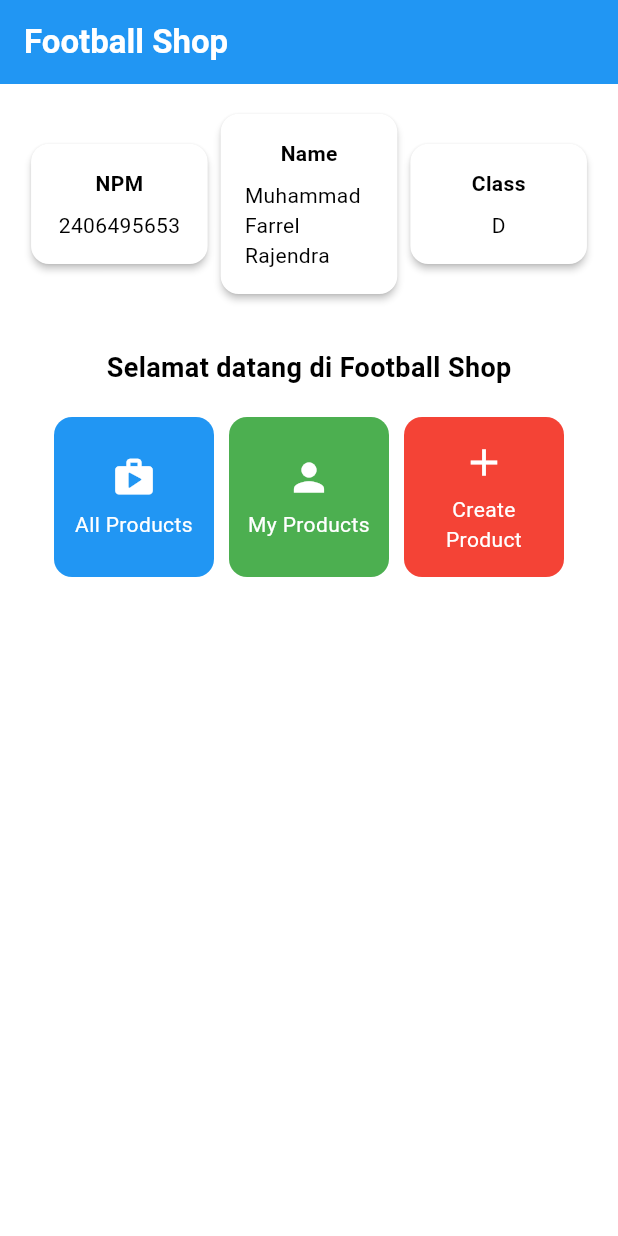
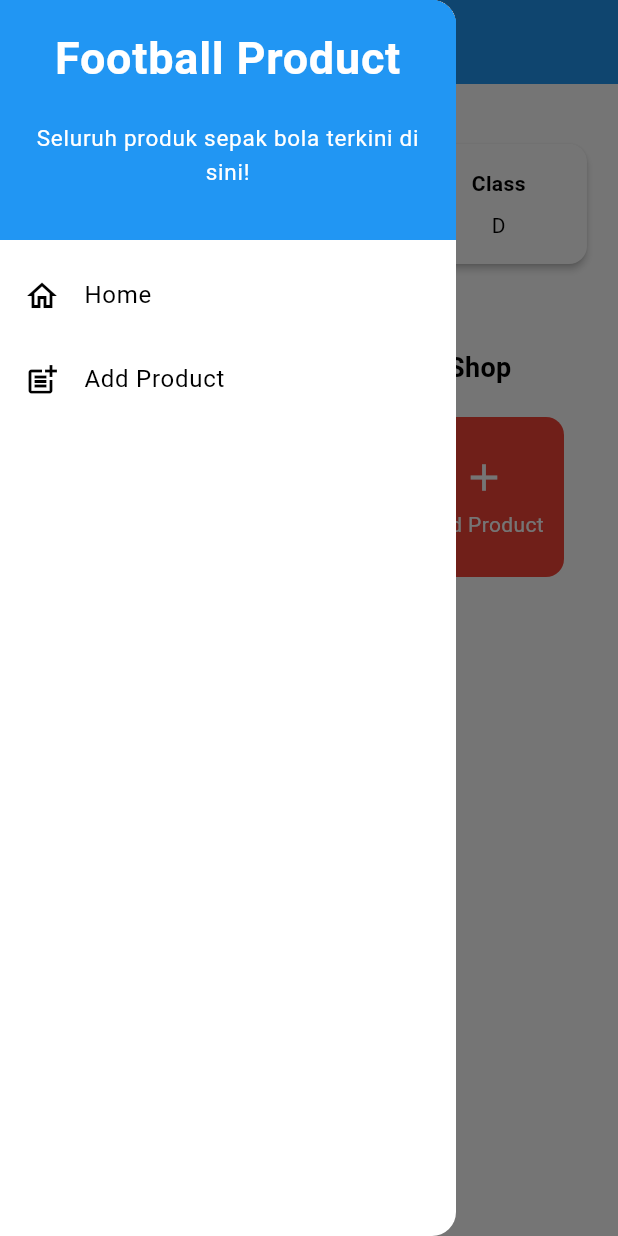
Before and after one commit to farrelzzz/football-shop-mobile, a Flutter app: the screen it shows after launch, with the side drawer open (before the commit the screen has no drawer), on a phone screen of 412 x 824 dp. Run offline on Flutter 3.47's test engine with Material 3 defaults, Android fonts, the phone set to English and light mode, and no system bars.

Commit message:
Membuat form produk dan drawer. Belum cek format input, seperti angka negatif, panjang string minimum/maksimum, dan format untuk URL thumbnail produk. Belum bisa mengambil nilai integer field price.

```diff
--- a/lib/main.dart
+++ b/lib/main.dart
@@ -1,5 +1,5 @@
 import 'package:flutter/material.dart';
-import 'package:football_shop_mobile/menu.dart';
+import 'package:football_shop_mobile/screens/menu.dart';
 
 void main() {
   runApp(const MyApp());
--- a/lib/menu.dart
+++ b/lib/screens/menu.dart
@@ -1,4 +1,7 @@
 import 'package:flutter/material.dart';
+import 'package:football_shop_mobile/widgets/left_drawer.dart'; // Import drawer widget
+import 'package:football_shop_mobile/screens/productlist_form.dart';
+import 'package:football_shop_mobile/widgets/product_card.dart';
 
 
 class MyHomePage extends StatelessWidget {
@@ -25,6 +28,9 @@ class MyHomePage extends StatelessWidget {
         // Warna latar belakang AppBar diambil dari skema warna tema aplikasi.
         backgroundColor: Theme.of(context).colorScheme.primary,
       ),
+
+      drawer: LeftDrawer(), // tambahkan drawer yang sudah dibuat
+
       // Body halaman dengan padding di sekelilingnya.
       body: Padding(
         padding: const EdgeInsets.all(16.0),
@@ -90,7 +96,7 @@ class MyHomePage extends StatelessWidget {
   final List<ItemHomepage> items = [
     ItemHomepage("All Products", Icons.shop_rounded, Colors.blue),
     ItemHomepage("My Products", Icons.person, Colors.green),
-    ItemHomepage("Create Product", Icons.add, Colors.red),
+    ItemHomepage("Add Product", Icons.add, Colors.red),
   ];
 }
 
@@ -134,58 +140,3 @@ class ItemHomepage {
 
  ItemHomepage(this.name, this.icon, this.color);
 }
-
-class ItemCard extends StatelessWidget {
-  // Menampilkan kartu dengan ikon dan nama.
-
-  final ItemHomepage item;
-
-  const ItemCard(this.item, {super.key});
-
-  @override
-  Widget build(BuildContext context) {
-    return Material(
-      // Menentukan warna latar belakang dari tema aplikasi.
-      // color: Theme.of(context).colorScheme.secondary,
-      color: item.color,
-      // Membuat sudut kartu melengkung.
-      borderRadius: BorderRadius.circular(12),
-
-      child: InkWell(
-        // Aksi ketika kartu ditekan.
-        onTap: () {
-          // Menampilkan pesan SnackBar saat kartu ditekan.
-          ScaffoldMessenger.of(context)
-            ..hideCurrentSnackBar()
-            ..showSnackBar(
-              SnackBar(content: Text("Kamu telah menekan tombol ${item.name}!"))
-            );
-        },
-        // Container untuk menyimpan Icon dan Text
-        child: Container(
-          padding: const EdgeInsets.all(8),
-          child: Center(
-            child: Column(
-              // Menyusun ikon dan teks di tengah kartu.
-              mainAxisAlignment: MainAxisAlignment.center,
-              children: [
-                Icon(
-                  item.icon,
-                  color: Colors.white,
-                  size: 30.0,
-                ),
-                const Padding(padding: EdgeInsets.all(3)),
-                Text(
-                  item.name,
-                  textAlign: TextAlign.center,
-                  style: const TextStyle(color: Colors.white),
-                ),
-              ],
-            ),
-          ),
-        ),
-      ),
-    );
-  }
-
-}
--- /dev/null
+++ b/lib/widgets/left_drawer.dart
@@ -0,0 +1,75 @@
+import 'package:flutter/material.dart';
+import 'package:football_shop_mobile/screens/menu.dart';
+import 'package:football_shop_mobile/screens/productlist_form.dart';
+
+class LeftDrawer extends StatelessWidget {
+  const LeftDrawer({super.key});
+
+  @override
+  Widget build(BuildContext context) {
+    return Drawer(
+      child: ListView(
+        children: [
+          const DrawerHeader(
+            decoration: BoxDecoration(
+              color: Colors.blue,
+            ),
+            child: Column(
+              children: [
+                Text(
+                  'Football Product',
+                  textAlign: TextAlign.center,
+                  style: TextStyle(
+                    fontSize: 30,
+                    fontWeight: FontWeight.bold,
+                    color: Colors.white,
+                  ),
+                ),
+
+                Padding(padding: EdgeInsets.all(10)),
+
+                Text(
+                  "Seluruh produk sepak bola terkini di sini!",
+                  textAlign: TextAlign.center,
+                  style: TextStyle(
+                    fontSize: 15,
+                    fontWeight: FontWeight.normal,
+                    color: Colors.white,
+                  ),
+                ),
+              ],
+            ),
+          ),
+
+          ListTile(
+            leading: const Icon(Icons.home_outlined),
+            title: const Text('Home'),
+            // Bagian redirection ke MyHomePage
+            onTap: () {
+              Navigator.pushReplacement(
+                context,
+                MaterialPageRoute(
+                  builder: (context) => MyHomePage(),
+                )
+              );
+            },
+          ),
+
+          ListTile(
+            leading: const Icon(Icons.post_add),
+            title: const Text('Add Product'),
+            // Bagian redirection ke ProductFormPage
+            onTap: () {
+              Navigator.push(
+                context,
+                MaterialPageRoute(
+                  builder: (context) => ProductFormPage(),
+                )
+              );
+            },
+          ),
+        ],
+      ),
+    );
+  }
+}
--- /dev/null
+++ b/lib/widgets/product_card.dart
@@ -0,0 +1,68 @@
+import 'package:flutter/material.dart';
+import 'package:football_shop_mobile/screens/productlist_form.dart';
+import 'package:football_shop_mobile/screens/menu.dart';
+
+class ItemCard extends StatelessWidget {
+  // Menampilkan kartu dengan ikon dan nama.
+
+  final ItemHomepage item;
+
+  const ItemCard(this.item, {super.key});
+
+  @override
+  Widget build(BuildContext context) {
+    return Material(
+      // Menentukan warna latar belakang dari tema aplikasi.
+      // color: Theme.of(context).colorScheme.secondary,
+      color: item.color,
+      // Membuat sudut kartu melengkung.
+      borderRadius: BorderRadius.circular(12),
+
+      child: InkWell(
+        // Aksi ketika kartu ditekan.
+        onTap: () {
+          // Menampilkan pesan SnackBar saat kartu ditekan.
+          ScaffoldMessenger.of(context)
+            ..hideCurrentSnackBar()
+            ..showSnackBar(
+              SnackBar(content: Text("Kamu telah menekan tombol ${item.name}!"))
+            );
+
+             // Navigate ke route yang sesuai (tergantung jenis tombol)
+            if (item.name == "Add Product") {
+              Navigator.push(
+                context,
+                MaterialPageRoute(
+                  builder: (context) => ProductFormPage(),
+                )
+              );
+            }
+        },
+        // Container untuk menyimpan Icon dan Text
+        child: Container(
+          padding: const EdgeInsets.all(8),
+          child: Center(
+            child: Column(
+              // Menyusun ikon dan teks di tengah kartu.
+              mainAxisAlignment: MainAxisAlignment.center,
+              children: [
+                Icon(
+                  item.icon,
+                  color: Colors.white,
+                  size: 30.0,
+                ),
+                const Padding(padding: EdgeInsets.all(3)),
+                Text(
+                  item.name,
+                  textAlign: TextAlign.center,
+                  style: const TextStyle(color: Colors.white),
+                ),
+              ],
+            ),
+          ),
+        ),
+      ),
+    );
+  }
+
+}
```
Also changed, not shown: lib/screens/productlist_form.dart (added, +255 -0 lines).
